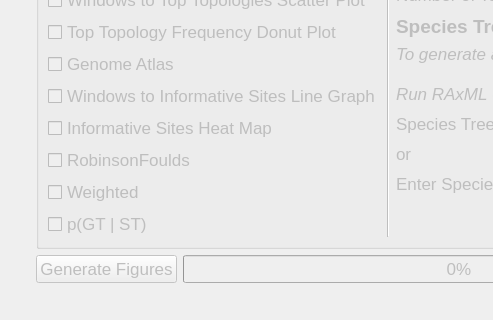
Before: the Qt Designer form module/gui_layout.ui in chilleo/ALPHA, drawn with Qt 5; both pictures show x 0 to 493 and y 355 to 675 of the 751 by 983 pixel window.
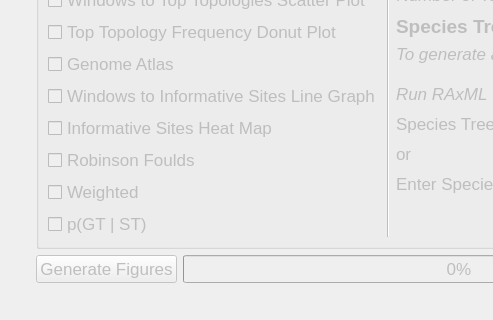
After: the same form once the commit is applied. The open tabs and pages were chosen to show the change.

Commit message: on the generate figures page when you try to regenerate a figure you have already generated it will ask you if you are sure

The edit to the form file:
```diff
--- a/module/gui_layout.ui
+++ b/module/gui_layout.ui
@@ -1562,7 +1562,7 @@
                         <item>
                          <widget class="QCheckBox" name="checkboxRobinsonFoulds">
                           <property name="text">
-                           <string>RobinsonFoulds</string>
+                           <string>Robinson Foulds</string>
                           </property>
                          </widget>
                         </item>
```
Left out of the diff: 4 changed lines with no effect on the pictures. The commit also changes 2 other files.
